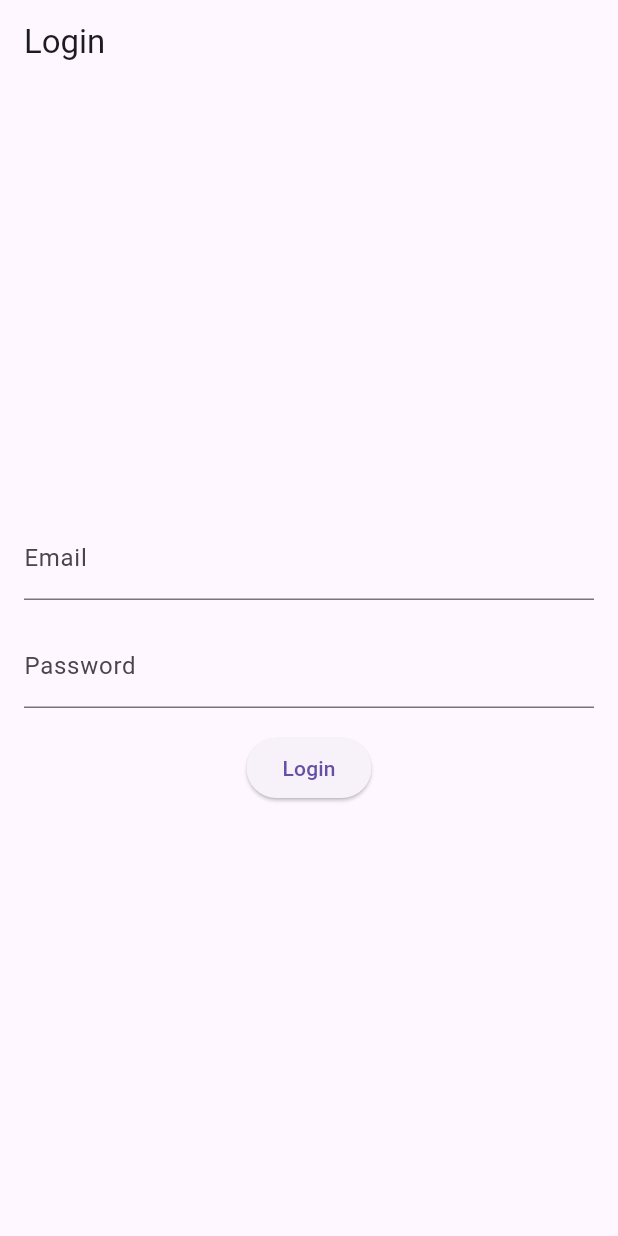
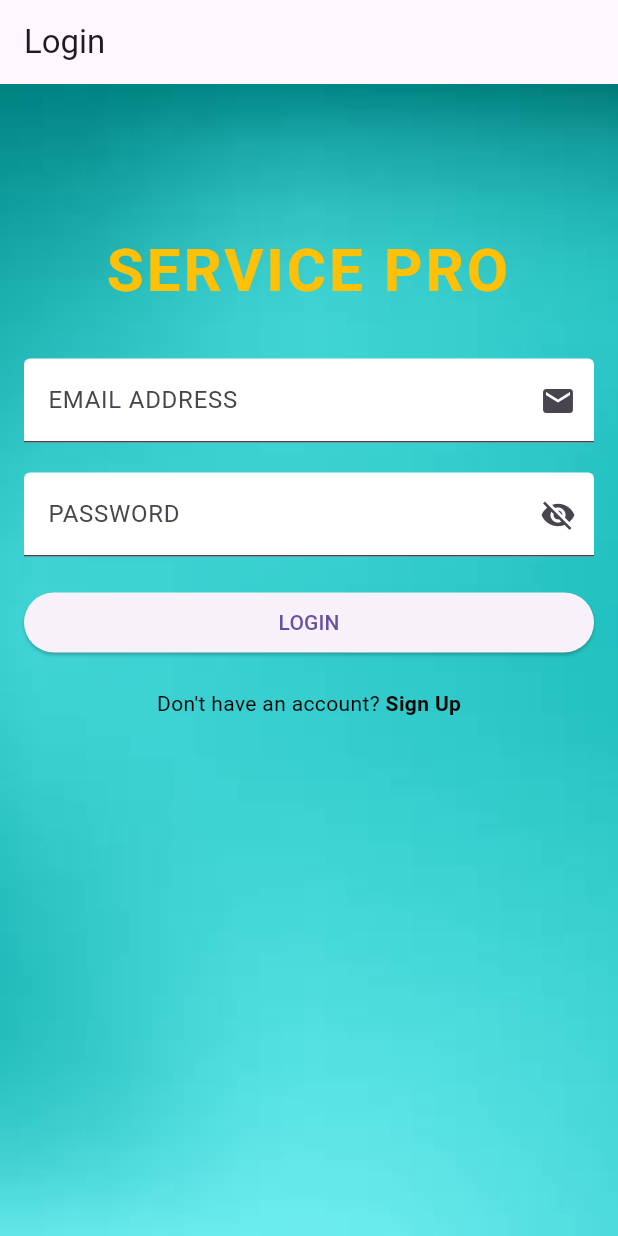
Before and after one commit to m0dern6/service_provide_app, a Flutter app: the screen it shows after launch, on a phone screen of 412 x 824 dp. Run offline on Flutter 3.47's test engine with Material 3 defaults, Android fonts, the phone set to English and light mode, and no system bars; our stand-ins replace carousel_slider, dots_indicator, shared_preferences.

Commit message:
Login and sign up modified

```diff
--- a/lib/login_signup/login_screen.dart
+++ b/lib/login_signup/login_screen.dart
@@ -1,10 +1,13 @@
 import 'package:flutter/material.dart';
 import 'dart:convert';
 import 'package:http/http.dart' as http;
+import 'package:service_provide_app/login_signup/signip_screen.dart';
 import 'package:shared_preferences/shared_preferences.dart';
 
+// ignore: use_key_in_widget_constructors
 class LoginScreen extends StatefulWidget {
   @override
+  // ignore: library_private_types_in_public_api
   _LoginScreenState createState() => _LoginScreenState();
 }
 
@@ -14,6 +17,7 @@ class _LoginScreenState extends State<LoginScreen> {
   final _passwordController = TextEditingController();
 
   bool _isLoading = false;
+  bool _isPasswordVisible = false;
 
   Future<void> _storeToken(String token) async {
     final prefs = await SharedPreferences.getInstance();
@@ -28,7 +32,7 @@ class _LoginScreenState extends State<LoginScreen> {
 
       try {
         final response = await http.post(
-          Uri.parse('http://192.168.1.64:8000/user/login'),
+          Uri.parse('http://192.168.1.71:8000/user/login'),
           body: jsonEncode({
             'Email': _emailController.text,
             'Password': _passwordController.text,
@@ -63,19 +67,47 @@ class _LoginScreenState extends State<LoginScreen> {
   Widget build(BuildContext context) {
     return Scaffold(
       appBar: AppBar(
-        title: Text('Login'),
+        title: const Text('Login'),
       ),
-      body: Padding(
+      body: Stack(
+        fit: StackFit.expand,
+        children: [
+          Container(
+            decoration: const BoxDecoration(
+              image: DecorationImage(
+                image: AssetImage("assets/loginimage.jpg"),
+                fit: BoxFit.cover,
+              ),
+            ),
+          ),
+          SingleChildScrollView(
+            child: Padding(
               padding: const EdgeInsets.all(16.0),
               child: Form(
                 key: _formKey,
                 child: Column(
-            mainAxisAlignment: MainAxisAlignment.center,
+                  crossAxisAlignment: CrossAxisAlignment.stretch,
                   children: [
+                    const SizedBox(height: 80), // Spacer for top logo
+                    const Text(
+                      'SERVICE PRO',
+                      textAlign: TextAlign.center,
+                      style: TextStyle(
+                        color: Colors.amber,
+                        fontWeight: FontWeight.bold,
+                        fontSize: 40,
+                        letterSpacing: 2,
+                      ),
+                    ),
+                    const SizedBox(height: 30), // Spacer after logo
                     TextFormField(
                       controller: _emailController,
-                decoration: InputDecoration(
-                  labelText: 'Email',
+                      keyboardType: TextInputType.emailAddress,
+                      decoration: const InputDecoration(
+                        labelText: 'EMAIL ADDRESS',
+                        filled: true,
+                        fillColor: Colors.white,
+                        suffixIcon: Icon(Icons.email),
                       ),
                       validator: (value) {
                         if (value == null || value.isEmpty) {
@@ -84,12 +116,24 @@ class _LoginScreenState extends State<LoginScreen> {
                         return null;
                       },
                     ),
-              SizedBox(height: 16.0),
+                    const SizedBox(height: 20),
                     TextFormField(
                       controller: _passwordController,
-                obscureText: true,
+                      obscureText: !_isPasswordVisible,
                       decoration: InputDecoration(
-                  labelText: 'Password',
+                        labelText: 'PASSWORD',
+                        filled: true,
+                        fillColor: Colors.white,
+                        suffixIcon: IconButton(
+                          onPressed: () {
+                            setState(() {
+                              _isPasswordVisible = !_isPasswordVisible;
+                            });
+                          },
+                          icon: _isPasswordVisible
+                              ? const Icon(Icons.visibility)
+                              : const Icon(Icons.visibility_off),
+                        ),
                       ),
                       validator: (value) {
                         if (value == null || value.isEmpty) {
@@ -98,15 +142,46 @@ class _LoginScreenState extends State<LoginScreen> {
                         return null;
                       },
                     ),
-              SizedBox(height: 16.0),
+                    const SizedBox(height: 20),
                     ElevatedButton(
                       onPressed: _isLoading ? null : _login,
-                child: _isLoading ? CircularProgressIndicator() : Text('Login'),
+                      child: _isLoading
+                          ? const CircularProgressIndicator()
+                          : const Text('LOGIN'),
+                    ),
+                    const SizedBox(height: 20),
+                    Row(
+                      mainAxisAlignment: MainAxisAlignment.center,
+                      children: [
+                        const Text(
+                          'Don\'t have an account? ',
+                          style: TextStyle(color: Colors.black),
+                        ),
+                        InkWell(
+                          onTap: () {
+                            Navigator.pushReplacement(
+                              context,
+                              MaterialPageRoute(
+                                  builder: (context) => SignUpPage()),
+                            );
+                          },
+                          child: const Text(
+                            'Sign Up',
+                            style: TextStyle(
+                              color: Colors.black,
+                              fontWeight: FontWeight.bold,
+                            ),
+                          ),
+                        ),
+                      ],
                     ),
                   ],
                 ),
               ),
             ),
+          ),
+        ],
+      ),
     );
   }
 }
--- a/pubspec.yaml
+++ b/pubspec.yaml
@@ -72,6 +72,7 @@ flutter:
   # To add assets to your application, add an assets section, like this:
   assets:
     - assets/logo.png
+    - assets/loginimage.jpg
   #   - images/a_dot_burr.jpeg
   #   - images/a_dot_ham.jpeg
 
```
Also changed, not shown: lib/login_signup/signip_screen.dart (added, +127 -0 lines), assets/loginimage.jpg (added). Lines whose indentation alone changed are shown as unchanged.
